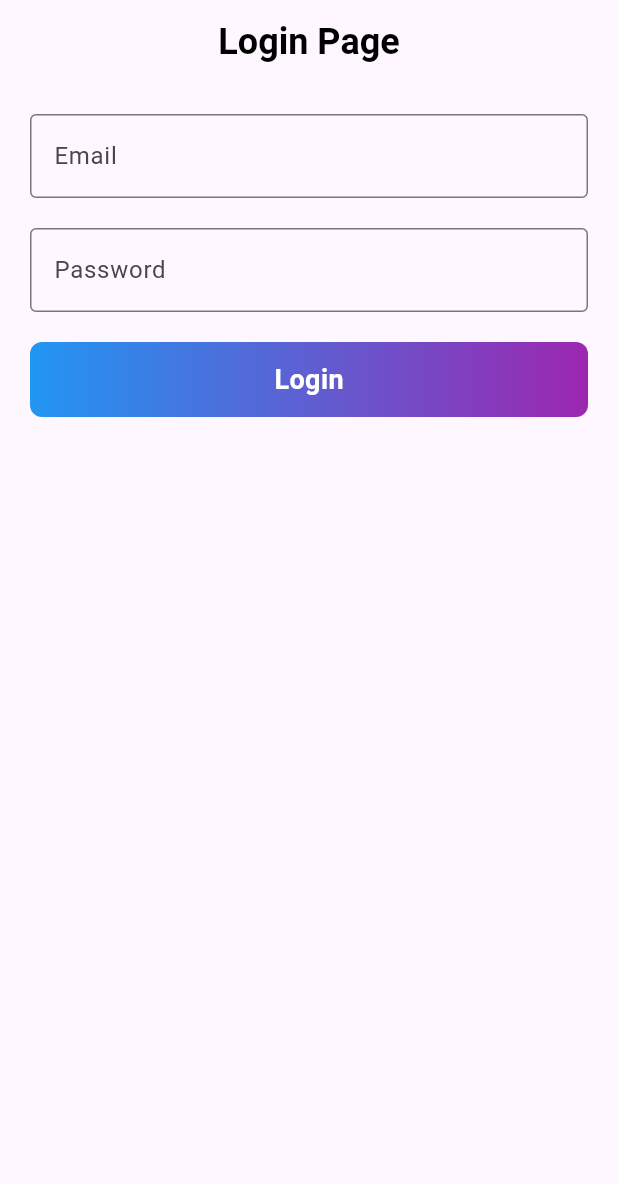
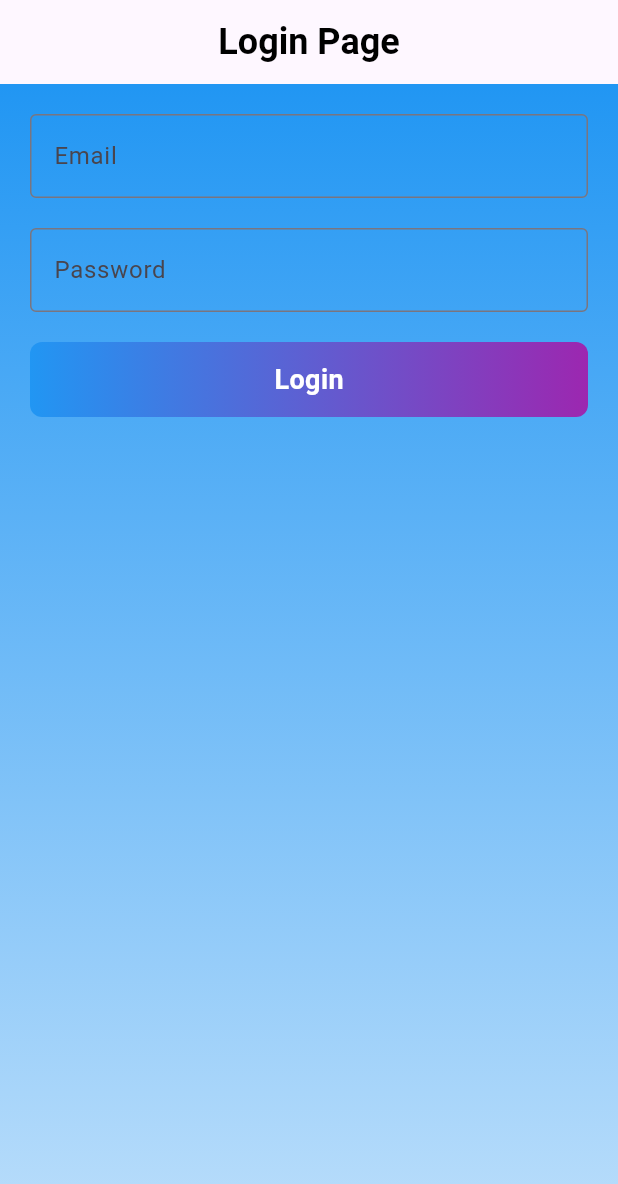
Before and after one commit to HaiderAli228/75DaysGoal, a Flutter app: the screen it shows after launch, on a phone screen of 412 x 824 dp. Shown: the top 1184 px of the screen. Run offline on Flutter 3.47's test engine with Material 3 defaults, Android fonts, the phone set to English and light mode, and no system bars.

Commit message:
adding the Day 1 work : Login page with gradient bg

```diff
--- a/lib/Day1/login_page.dart
+++ b/lib/Day1/login_page.dart
@@ -25,7 +25,15 @@ class _LoginPageState extends State<LoginPage> {
         backgroundColor: Colors.transparent,
         elevation: 0,
       ),
-      body: Padding(
+      body: Container(
+        decoration: BoxDecoration(
+          gradient: LinearGradient(
+            colors: [Colors.blue, Colors.blue.shade100],
+            begin: Alignment.topCenter,
+            end: Alignment.bottomCenter,
+          ),
+        ),
+        child: Padding(
           padding: const EdgeInsets.all(20.0),
           child: Form(
             key: _formKey,
@@ -93,6 +101,7 @@ class _LoginPageState extends State<LoginPage> {
             ),
           ),
         ),
+      ),
     );
   }
 }
```
Lines whose indentation alone changed are shown as unchanged.
